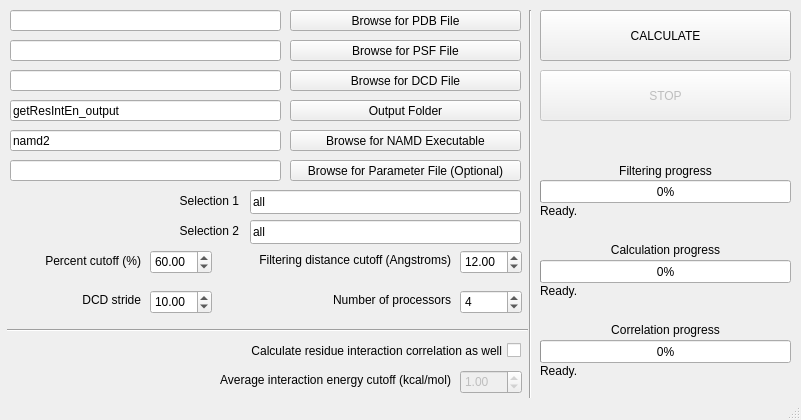
This is getresinten/getResIntEnGUI.ui in osercinoglu/grinn as Qt 5 draws it before an edit. The edited form follows.
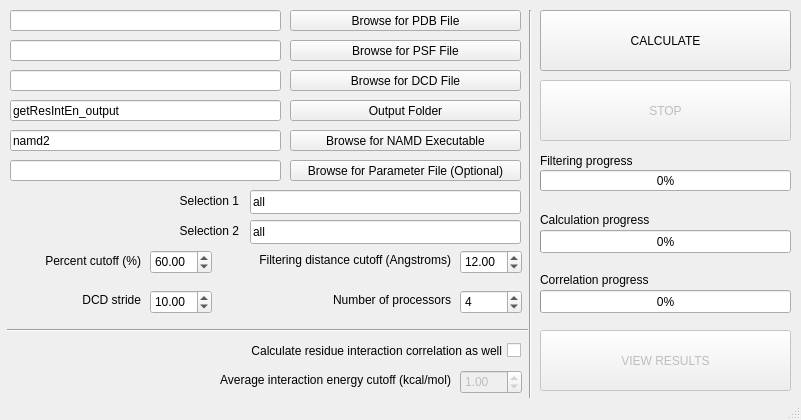
This is the edited form.

Commit message: Fairly cosmetic changes in UI

The edit to the form file:
```diff
--- a/getresinten/getResIntEnGUI.ui
+++ b/getresinten/getResIntEnGUI.ui
@@ -173,7 +173,7 @@
       <x>540</x>
       <y>10</y>
       <width>251</width>
-      <height>51</height>
+      <height>61</height>
      </rect>
     </property>
     <property name="text">
@@ -184,9 +184,9 @@
     <property name="geometry">
      <rect>
       <x>540</x>
-      <y>180</y>
+      <y>170</y>
       <width>251</width>
-      <height>23</height>
+      <height>21</height>
      </rect>
     </property>
     <property name="value">
@@ -197,7 +197,7 @@
     <property name="geometry">
      <rect>
       <x>540</x>
-      <y>260</y>
+      <y>230</y>
       <width>251</width>
       <height>23</height>
      </rect>
@@ -213,9 +213,9 @@
     <property name="geometry">
      <rect>
       <x>540</x>
-      <y>70</y>
+      <y>80</y>
       <width>251</width>
-      <height>51</height>
+      <height>61</height>
      </rect>
     </property>
     <property name="text">
@@ -226,7 +226,7 @@
     <property name="geometry">
      <rect>
       <x>540</x>
-      <y>160</y>
+      <y>150</y>
       <width>251</width>
       <height>21</height>
      </rect>
@@ -235,14 +235,14 @@
      <string>Filtering progress</string>
     </property>
     <property name="alignment">
-     <set>Qt::AlignCenter</set>
+     <set>Qt::AlignLeading|Qt::AlignLeft|Qt::AlignVCenter</set>
     </property>
    </widget>
    <widget class="QLabel" name="label_13">
     <property name="geometry">
      <rect>
       <x>540</x>
-      <y>240</y>
+      <y>210</y>
       <width>251</width>
       <height>20</height>
      </rect>
@@ -251,7 +251,7 @@
      <string>Calculation progress</string>
     </property>
     <property name="alignment">
-     <set>Qt::AlignCenter</set>
+     <set>Qt::AlignLeading|Qt::AlignLeft|Qt::AlignVCenter</set>
     </property>
    </widget>
    <widget class="Line" name="line">
@@ -497,7 +497,7 @@
     <property name="geometry">
      <rect>
       <x>540</x>
-      <y>320</y>
+      <y>270</y>
       <width>251</width>
       <height>20</height>
      </rect>
@@ -506,14 +506,14 @@
      <string>Correlation progress</string>
     </property>
     <property name="alignment">
-     <set>Qt::AlignCenter</set>
+     <set>Qt::AlignLeading|Qt::AlignLeft|Qt::AlignVCenter</set>
     </property>
    </widget>
    <widget class="QProgressBar" name="progressBar_correlation">
     <property name="geometry">
      <rect>
       <x>540</x>
-      <y>340</y>
+      <y>290</y>
       <width>251</width>
       <height>23</height>
      </rect>
@@ -570,62 +570,20 @@
      <set>Qt::AlignRight|Qt::AlignTrailing|Qt::AlignVCenter</set>
     </property>
    </widget>
-   <widget class="QLabel" name="label_etaFiltering">
-    <property name="geometry">
-     <rect>
-      <x>540</x>
-      <y>200</y>
-      <width>251</width>
-      <height>21</height>
-     </rect>
+   <widget class="QPushButton" name="pushButton_viewResults">
+    <property name="enabled">
+     <bool>false</bool>
     </property>
-    <property name="font">
-     <font>
-      <weight>50</weight>
-      <bold>false</bold>
-      <kerning>true</kerning>
-     </font>
-    </property>
-    <property name="layoutDirection">
-     <enum>Qt::LeftToRight</enum>
-    </property>
-    <property name="text">
-     <string>Ready.</string>
-    </property>
-    <property name="alignment">
-     <set>Qt::AlignLeading|Qt::AlignLeft|Qt::AlignVCenter</set>
-    </property>
-   </widget>
-   <widget class="QLabel" name="label_etaCalculation">
     <property name="geometry">
      <rect>
       <x>540</x>
-      <y>280</y>
+      <y>330</y>
       <width>251</width>
-      <height>21</height>
+      <height>61</height>
      </rect>
     </property>
     <property name="text">
-     <string>Ready.</string>
-    </property>
-    <property name="alignment">
-     <set>Qt::AlignLeading|Qt::AlignLeft|Qt::AlignVCenter</set>
-    </property>
-   </widget>
-   <widget class="QLabel" name="label_etaCorrelation">
-    <property name="geometry">
-     <rect>
-      <x>540</x>
-      <y>360</y>
-      <width>251</width>
-      <height>21</height>
-     </rect>
-    </property>
-    <property name="text">
-     <string>Ready.</string>
-    </property>
-    <property name="alignment">
-     <set>Qt::AlignLeading|Qt::AlignLeft|Qt::AlignVCenter</set>
+     <string>VIEW RESULTS</string>
     </property>
    </widget>
   </widget>
```
Left out of the diff: 8 changed lines with no effect on the pictures.
